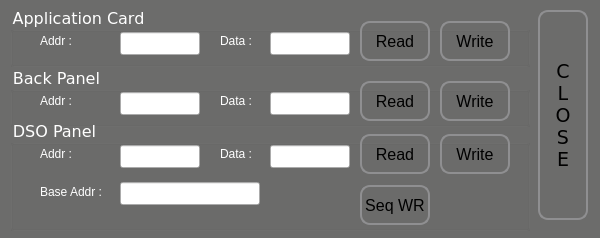
First picture: the form in Testjig/PTAppBckPsoc/ptpsoctestjiginterface.ui, repository Qmax/QUTE, before the edit.
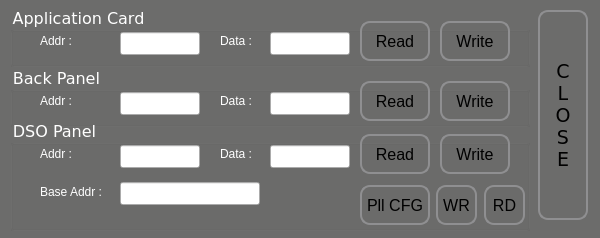
Second picture: the form after the edit. Icons and pictures are not drawn.

The edit to the form file:
```diff
--- a/Testjig/PTAppBckPsoc/ptpsoctestjiginterface.ui
+++ b/Testjig/PTAppBckPsoc/ptpsoctestjiginterface.ui
@@ -3629,7 +3629,43 @@
      </font>
     </property>
     <property name="text">
-     <string>Seq WR</string>
+     <string>Pll CFG</string>
+    </property>
+   </widget>
+   <widget class="QPushButton" name="butSampling">
+    <property name="geometry">
+     <rect>
+      <x>426</x>
+      <y>65</y>
+      <width>41</width>
+      <height>40</height>
+     </rect>
+    </property>
+    <property name="font">
+     <font>
+      <pointsize>12</pointsize>
+     </font>
+    </property>
+    <property name="text">
+     <string>WR</string>
+    </property>
+   </widget>
+   <widget class="QPushButton" name="butSamplingRD">
+    <property name="geometry">
+     <rect>
+      <x>474</x>
+      <y>65</y>
+      <width>41</width>
+      <height>40</height>
+     </rect>
+    </property>
+    <property name="font">
+     <font>
+      <pointsize>12</pointsize>
+     </font>
+    </property>
+    <property name="text">
+     <string>RD</string>
     </property>
    </widget>
   </widget>
```
